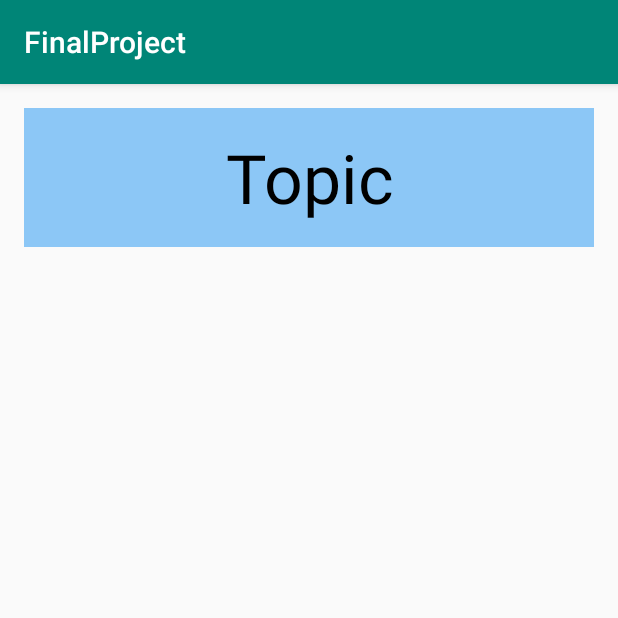
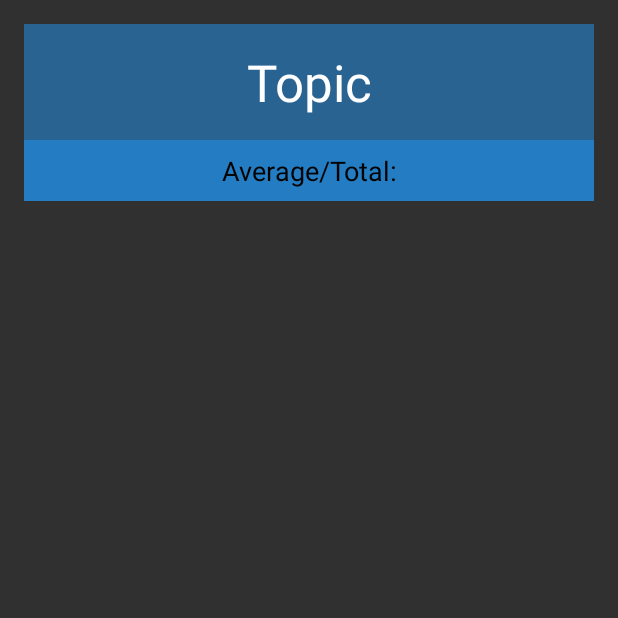
Before and after one commit to Raphaeloper/final-project, an Android app: the ListActivity screen opened directly, with no data from a screen before it, on a phone screen of 412 x 824 dp, the top half of it. Run offline under Robolectric (Android 15) with nearby library versions, the phone set to English and light mode, and no system bars.

Commit message:
Switch to dark theme, no action bar - improve overall look and make invert the colors so the dark mode fits. LoginActivity:  Change back the appropriate XML file that was replaced for testing purposes. activity_list:  Add ListView and improve overall look.

```diff
--- a/app/src/main/AndroidManifest.xml
+++ b/app/src/main/AndroidManifest.xml
@@ -8,8 +8,8 @@
         android:label="@string/app_name"
         android:roundIcon="@mipmap/ic_launcher_round"
         android:supportsRtl="true"
-        android:theme="@style/AppTheme">
-        <activity android:name=".ListActivity"></activity>
+        android:theme="@style/Theme.AppCompat.NoActionBar">
+        <activity android:name=".ListActivity" />
         <activity android:name=".LoginActivity">
             <intent-filter>
                 <action android:name="android.intent.action.MAIN" />
--- a/app/src/main/java/com/example/ra/finalproject/LoginActivity.java
+++ b/app/src/main/java/com/example/ra/finalproject/LoginActivity.java
@@ -8,6 +8,6 @@ public class LoginActivity extends AppCompatActivity {
     @Override
     protected void onCreate(Bundle savedInstanceState) {
         super.onCreate(savedInstanceState);
-        setContentView(R.layout.activity_main);
+        setContentView(R.layout.activity_login);
     }
 }
--- a/app/src/main/res/layout/activity_list.xml
+++ b/app/src/main/res/layout/activity_list.xml
@@ -12,10 +12,27 @@
     <TextView
         android:layout_width="match_parent"
         android:layout_height="wrap_content"
+        android:background="#802196F3"
         android:gravity="center"
-        android:textAppearance="@style/TextAppearance.AppCompat.Display2"
-        android:textColor="@android:color/black"
-        android:background="#802196F3"
+        android:padding="16dp"
         android:text="Topic"
-        android:padding="16dp"/>
+        android:textAppearance="@style/TextAppearance.AppCompat.Display1"
+        android:textColor="@android:color/white" />
+
+    <TextView
+        android:layout_width="match_parent"
+        android:layout_height="wrap_content"
+        android:layout_marginBottom="16dp"
+        android:background="#BF2196F3"
+        android:gravity="center"
+        android:padding="8dp"
+        android:text="Average/Total:"
+        android:textAppearance="@style/TextAppearance.AppCompat.Medium"
+        android:textColor="@android:color/black" />
+
+    <ListView
+        android:layout_width="match_parent"
+        android:layout_height="match_parent" />
+
+
 </LinearLayout>
```
Also changed, not shown: app/src/main/res/layout/activity_login.xml (+5 -3 lines), app/src/main/res/layout/activity_main.xml (+12 -14 lines).
